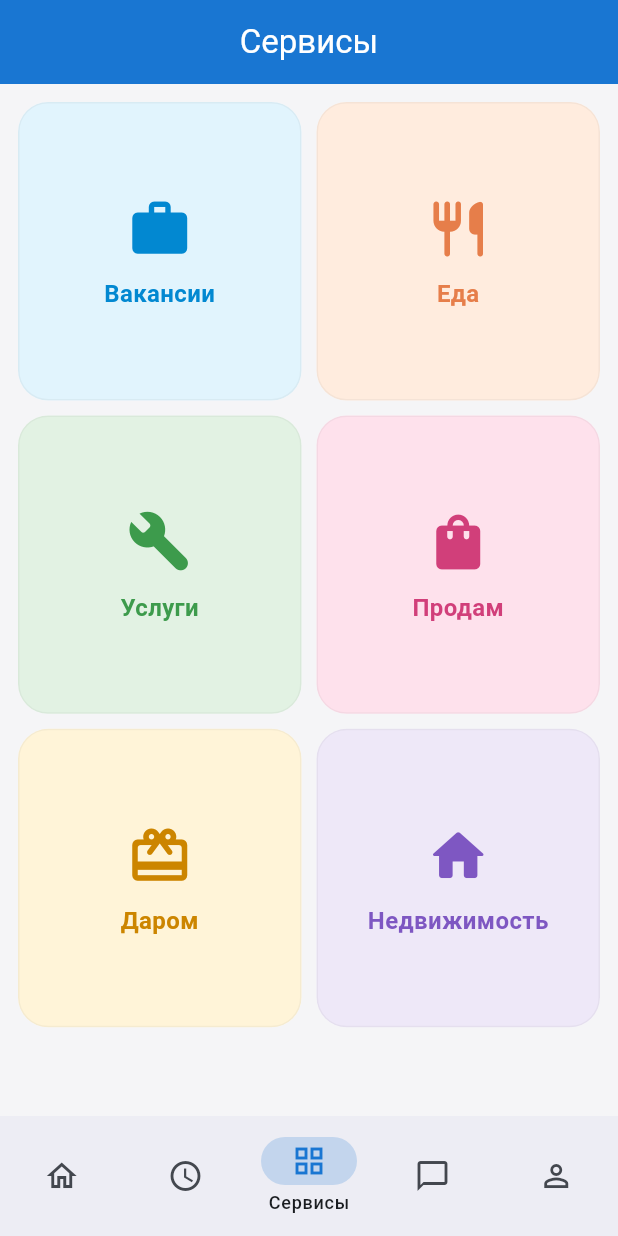
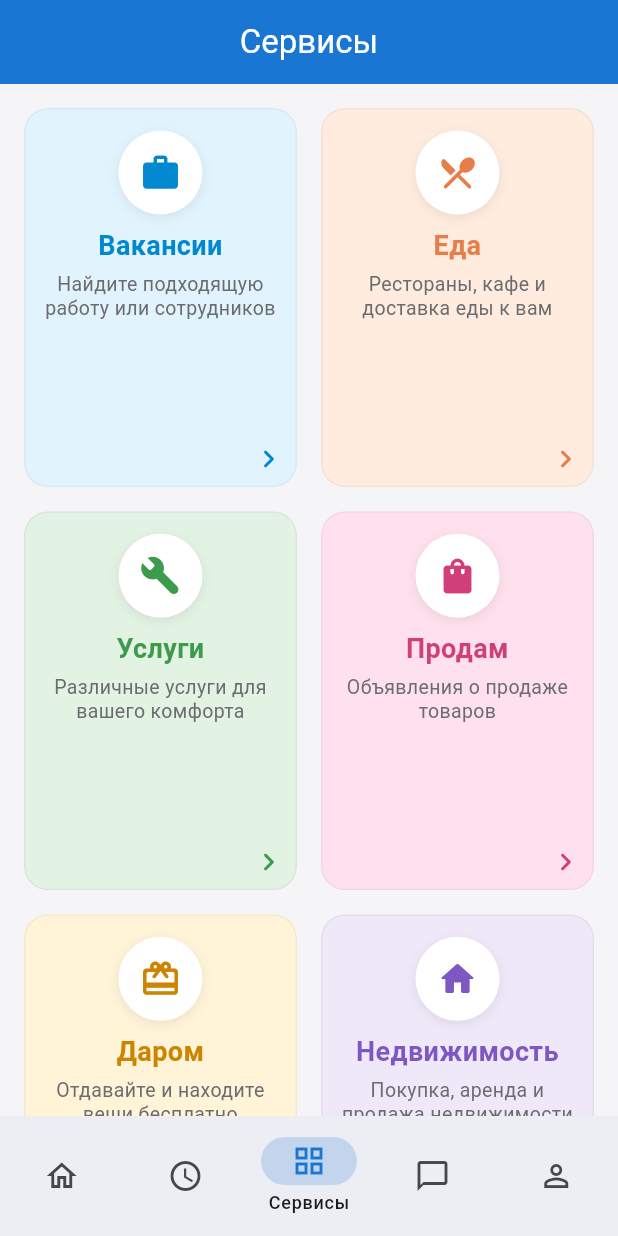
Before and after one commit to galante24/city_app, a Flutter app: the screen it shows once a user with an empty profile is signed in, item 3 of the bottom bar chosen, on a phone screen of 412 x 824 dp. Run offline on Flutter 3.47's test engine with Material 3 defaults, Android fonts, the phone set to English and light mode, and no system bars; our stand-ins replace flutter_contacts, image_picker, package_info_plus, share_plus, supabase_flutter, video_player; accounts and stored records are empty; network calls fail.

Commit message:
Автоматическое обновление: экран Сервисы — карточки с описанием и шевроном

```diff
--- a/lib/main.dart
+++ b/lib/main.dart
@@ -193,6 +193,7 @@ class _ServiceCategory {
   const _ServiceCategory({
     required this.id,
     required this.label,
+    required this.description,
     required this.icon,
     required this.cardColor,
     required this.iconAndTitleColor,
@@ -200,6 +201,7 @@ class _ServiceCategory {
 
   final String id;
   final String label;
+  final String description;
   final IconData icon;
   final Color cardColor;
   final Color iconAndTitleColor;
@@ -212,6 +214,7 @@ class ServicesGridScreen extends StatelessWidget {
     _ServiceCategory(
       id: 'jobs',
       label: 'Вакансии',
+      description: 'Найдите подходящую работу или сотрудников',
       icon: Icons.work_rounded,
       cardColor: Color(0xFFE1F4FD),
       iconAndTitleColor: Color(0xFF0288D1),
@@ -219,13 +222,15 @@ class ServicesGridScreen extends StatelessWidget {
     _ServiceCategory(
       id: 'food',
       label: 'Еда',
-      icon: Icons.restaurant_rounded,
+      description: 'Рестораны, кафе и доставка еды к вам',
+      icon: Icons.local_dining_rounded,
       cardColor: Color(0xFFFFECDE),
       iconAndTitleColor: Color(0xFFE67E4A),
     ),
     _ServiceCategory(
       id: 'services',
       label: 'Услуги',
+      description: 'Различные услуги для вашего комфорта',
       icon: Icons.build_rounded,
       cardColor: Color(0xFFE2F2E3),
       iconAndTitleColor: Color(0xFF3D9B4C),
@@ -233,6 +238,7 @@ class ServicesGridScreen extends StatelessWidget {
     _ServiceCategory(
       id: 'sell',
       label: 'Продам',
+      description: 'Объявления о продаже товаров',
       icon: Icons.shopping_bag_rounded,
       cardColor: Color(0xFFFEE1EC),
       iconAndTitleColor: Color(0xFFD13F7A),
@@ -240,6 +246,7 @@ class ServicesGridScreen extends StatelessWidget {
     _ServiceCategory(
       id: 'free',
       label: 'Даром',
+      description: 'Отдавайте и находите вещи бесплатно',
       icon: Icons.card_giftcard_rounded,
       cardColor: Color(0xFFFFF4D8),
       iconAndTitleColor: Color(0xFFCC8500),
@@ -247,6 +254,7 @@ class ServicesGridScreen extends StatelessWidget {
     _ServiceCategory(
       id: 'estate',
       label: 'Недвижимость',
+      description: 'Покупка, аренда и продажа недвижимости',
       icon: Icons.home_rounded,
       cardColor: Color(0xFFEEE8F8),
       iconAndTitleColor: Color(0xFF7E57C2),
@@ -275,12 +283,12 @@ class ServicesGridScreen extends StatelessWidget {
         title: const Text('Сервисы'),
       ),
       body: GridView.builder(
-        padding: const EdgeInsets.fromLTRB(12, 12, 12, 24),
+        padding: const EdgeInsets.fromLTRB(16, 16, 16, 24),
         gridDelegate: const SliverGridDelegateWithFixedCrossAxisCount(
           crossAxisCount: 2,
-          mainAxisSpacing: 10,
-          crossAxisSpacing: 10,
-          childAspectRatio: 0.95,
+          mainAxisSpacing: 16,
+          crossAxisSpacing: 16,
+          childAspectRatio: 0.72,
         ),
         itemCount: _categories.length,
         itemBuilder: (BuildContext context, int index) {
@@ -301,6 +309,8 @@ class _BentoServiceCard extends StatelessWidget {
     required this.onTap,
   });
 
+  static const Color _kDescriptionColor = Color(0xFF6C6C70);
+
   final _ServiceCategory category;
   final VoidCallback onTap;
 
@@ -308,39 +318,85 @@ class _BentoServiceCard extends StatelessWidget {
   Widget build(BuildContext context) {
     return Material(
       color: category.cardColor,
-      borderRadius: BorderRadius.circular(20),
+      borderRadius: BorderRadius.circular(16),
       clipBehavior: Clip.antiAlias,
+      elevation: 0,
       child: InkWell(
         onTap: onTap,
-        borderRadius: BorderRadius.circular(20),
+        borderRadius: BorderRadius.circular(16),
         splashColor: category.iconAndTitleColor.withValues(alpha: 0.12),
         highlightColor: category.iconAndTitleColor.withValues(alpha: 0.08),
-        child: Container(
+        child: Ink(
           decoration: BoxDecoration(
-            borderRadius: BorderRadius.circular(20),
+            borderRadius: BorderRadius.circular(16),
             border: Border.all(
-              color: const Color(0xFF0A0A0A).withValues(alpha: 0.04),
+              color: const Color(0xFF0A0A0A).withValues(alpha: 0.05),
             ),
           ),
-          padding: const EdgeInsets.symmetric(horizontal: 10, vertical: 14),
+          child: Stack(
+            children: <Widget>[
+              Padding(
+                padding: const EdgeInsets.fromLTRB(12, 14, 12, 36),
                 child: Column(
-            mainAxisAlignment: MainAxisAlignment.center,
-            children: [
-              Icon(
+                  mainAxisAlignment: MainAxisAlignment.start,
+                  children: <Widget>[
+                    Container(
+                      width: 56,
+                      height: 56,
+                      decoration: const BoxDecoration(
+                        color: Colors.white,
+                        shape: BoxShape.circle,
+                        boxShadow: <BoxShadow>[
+                          BoxShadow(
+                            color: Color(0x14000000),
+                            blurRadius: 6,
+                            offset: Offset(0, 2),
+                          ),
+                        ],
+                      ),
+                      child: Icon(
                         category.icon,
-                size: 44,
+                        size: 28,
                         color: category.iconAndTitleColor,
                       ),
-              const SizedBox(height: 12),
+                    ),
+                    const SizedBox(height: 10),
                     Text(
                       category.label,
                       textAlign: TextAlign.center,
                       maxLines: 2,
                       overflow: TextOverflow.ellipsis,
                       style: TextStyle(
-                  fontSize: 16,
+                        fontSize: 18,
                         fontWeight: FontWeight.w700,
-                  height: 1.15,
+                        height: 1.2,
+                        color: category.iconAndTitleColor,
+                      ),
+                    ),
+                    const SizedBox(height: 6),
+                    Expanded(
+                      child: Text(
+                        category.description,
+                        textAlign: TextAlign.center,
+                        maxLines: 4,
+                        overflow: TextOverflow.ellipsis,
+                        style: const TextStyle(
+                          fontSize: 13,
+                          fontWeight: FontWeight.w400,
+                          height: 1.25,
+                          color: _kDescriptionColor,
+                        ),
+                      ),
+                    ),
+                  ],
+                ),
+              ),
+              Positioned(
+                right: 6,
+                bottom: 6,
+                child: Icon(
+                  Icons.chevron_right_rounded,
+                  size: 24,
                   color: category.iconAndTitleColor,
                 ),
               ),
```
Lines whose indentation alone changed are shown as unchanged.
